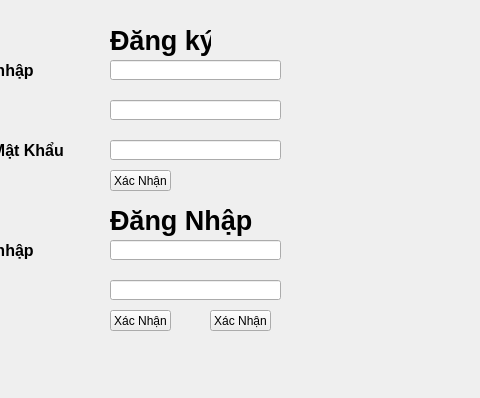
The window that dangnhap.ui (huynpvk25406-crypto/main) describes before a commit, drawn with Qt 5; both pictures show x 270 to 750 and y 0 to 398 of the 862 by 398 pixel window.
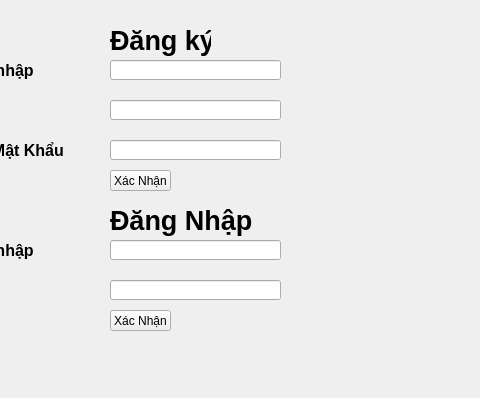
The same window after the commit.

Diff of the .ui file:
```diff
--- a/dangnhap.ui
+++ b/dangnhap.ui
@@ -197,19 +197,6 @@
      <bool>true</bool>
     </property>
    </widget>
-   <widget class="QPushButton" name="mostaff">
-    <property name="geometry">
-     <rect>
-      <x>480</x>
-      <y>310</y>
-      <width>61</width>
-      <height>21</height>
-     </rect>
-    </property>
-    <property name="text">
-     <string>Xác Nhận</string>
-    </property>
-   </widget>
   </widget>
   <widget class="QMenuBar" name="menubar">
    <property name="geometry">
```
